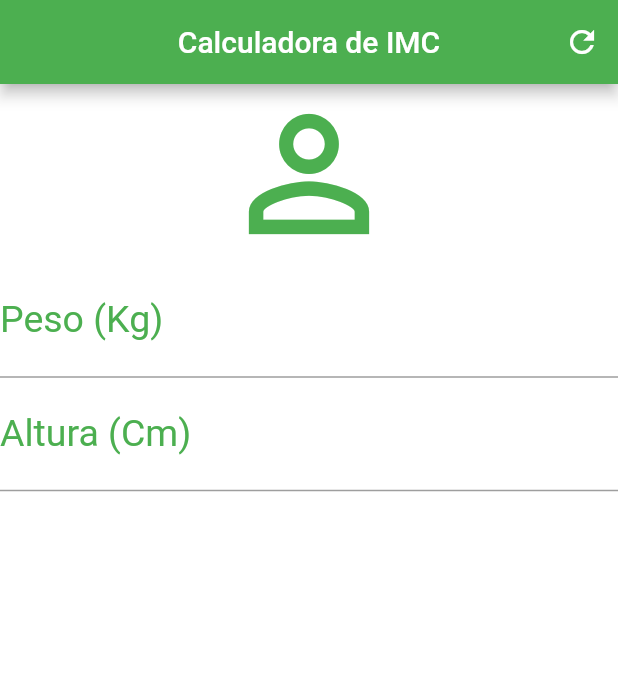
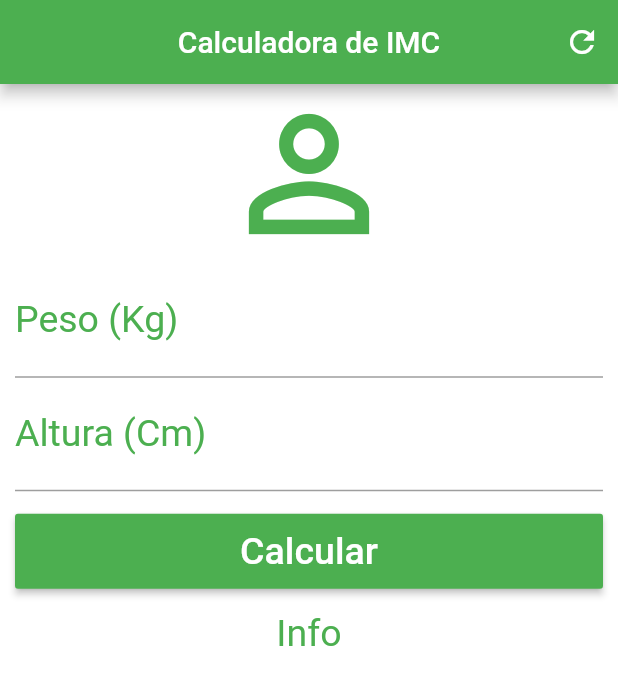
Before and after one commit to EsioFreitas/calculadora_imc, a Flutter app: the screen it shows after launch, on a phone screen of 412 x 824 dp. Shown: the top 685 px of the screen. Run offline on Flutter 3.47's test engine with Material 2 defaults, Android fonts, the phone set to English and light mode, and no system bars.

Commit message:
Add scrollView

```diff
--- a/lib/main.dart
+++ b/lib/main.dart
@@ -24,7 +24,9 @@ class _HomeState extends State<Home> {
           ],
         ),
         backgroundColor: Colors.white,
-      body: Column(
+        body: SingleChildScrollView(
+          padding: EdgeInsets.fromLTRB(10, 0, 10, 0),
+          child: Column(
             crossAxisAlignment: CrossAxisAlignment.stretch,
             children: <Widget>[
               Icon(Icons.person_outline, size: 120, color: Colors.green),
@@ -34,18 +36,33 @@ class _HomeState extends State<Home> {
                       labelText: "Peso (Kg)",
                       labelStyle: TextStyle(color: Colors.green)),
                   textAlign: TextAlign.center,
-            style: TextStyle(color: Colors.green, fontSize: 25),
-          ),
+                  style: TextStyle(color: Colors.green, fontSize: 25)),
               TextField(
                   keyboardType: TextInputType.number,
                   decoration: InputDecoration(
                       labelText: "Altura (Cm)",
                       labelStyle: TextStyle(color: Colors.green)),
                   textAlign: TextAlign.center,
+                  style: TextStyle(color: Colors.green, fontSize: 25)),
+              Padding(
+                padding: EdgeInsets.only(top: 15, bottom: 15),
+                child: Container(
+                  height: 50,
+                  child: RaisedButton(
+                    onPressed: () {},
+                    child: Text("Calcular",
+                        style: TextStyle(color: Colors.white, fontSize: 25)),
+                    color: Colors.green,
+                  ),
+                ),
+              ),
+              Text(
+                "Info",
+                textAlign: TextAlign.center,
                 style: TextStyle(color: Colors.green, fontSize: 25),
-          ),
+              )
             ],
           ),
-    );
+        ));
   }
 }
```
Lines whose indentation alone changed are shown as unchanged.
